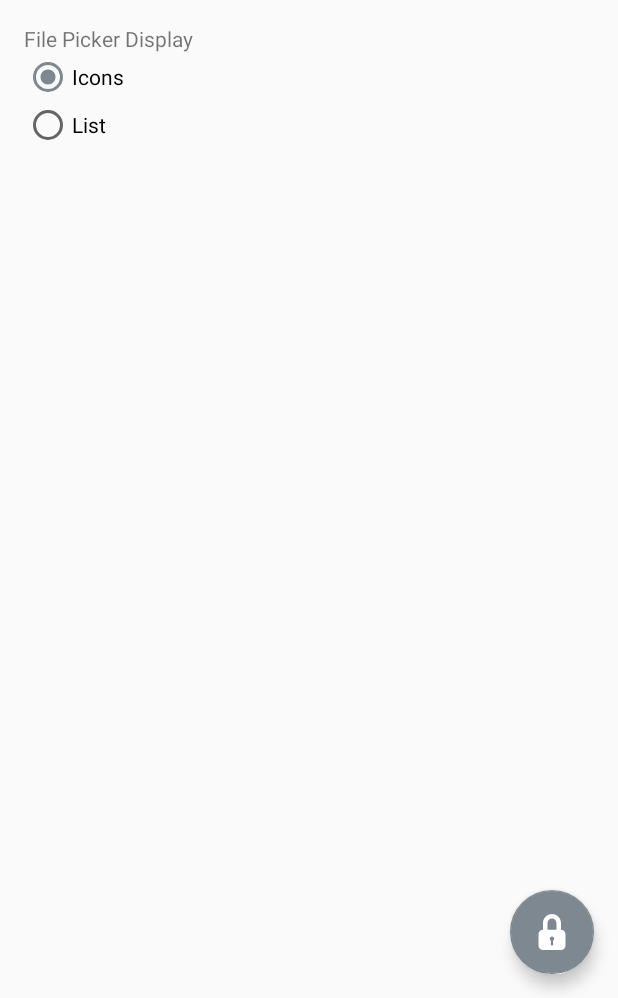
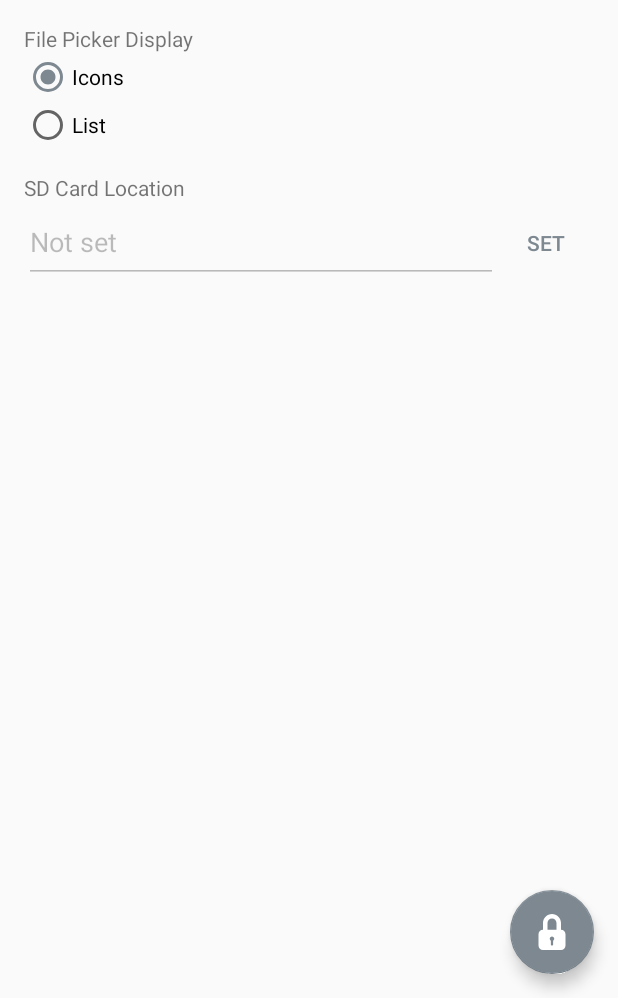
Before and after one commit to ndew623/AndroidCrypt, an Android app: the fragment SettingsFragment placed in its activity, on a phone screen of 412 x 824 dp, the part 238-1236 px from its top. Run offline under Robolectric (Android 15) with nearby library versions, the phone set to English and light mode, and no system bars.

Commit message:
implemented custom file picker sans sdcard support.

```diff
--- a/app/src/main/java/com/dewdrop623/androidcrypt/FilePicker/FileBrowser.java
+++ b/app/src/main/java/com/dewdrop623/androidcrypt/FilePicker/FileBrowser.java
@@ -9,7 +9,7 @@ import android.os.Looper;
 import java.io.File;
 
 /**
- * TODO comment here
+ * FilePicker uses FileBrowser to get the information it needs about the file system.
  */
 
 public class FileBrowser {
@@ -19,6 +19,7 @@ public class FileBrowser {
     private FileObserver fileChangeMonitor;
 
     public static final File parentDirectory = new File("..");
+    //changing root will determine how high up the directory tree filepicker can go
     public static final File root = new File("/");
     public static final File homeDirectory = Environment.getExternalStorageDirectory();
 
--- a/app/src/main/java/com/dewdrop623/androidcrypt/FilePicker/IconFilePicker.java
+++ b/app/src/main/java/com/dewdrop623/androidcrypt/FilePicker/IconFilePicker.java
@@ -26,9 +26,9 @@ public class IconFilePicker extends FilePicker {
     @Nullable
     @Override
     public View onCreateView(LayoutInflater inflater, @Nullable ViewGroup container, @Nullable Bundle savedInstanceState) {
-        View view = inflater.inflate(R.layout.fragment_file_viewer, container, false);
+        View view = inflater.inflate(R.layout.fragment_file_picker, container, false);
         fileListView = (GridView) view.findViewById(R.id.fileGridView);
-        initializeFileViewerWithViewAndFileListAdapterGetViewCallback(view, fileListAdapterGetViewCallback);
+        initializeFilePickerWithViewAndFileListAdapterGetViewCallback(view, fileListAdapterGetViewCallback);
         return view;
     }
 
--- a/app/src/main/java/com/dewdrop623/androidcrypt/FilePicker/ListFilePicker.java
+++ b/app/src/main/java/com/dewdrop623/androidcrypt/FilePicker/ListFilePicker.java
@@ -25,9 +25,9 @@ public class ListFilePicker extends FilePicker {
     @Nullable
     @Override
     public View onCreateView(LayoutInflater inflater, @Nullable ViewGroup container, @Nullable Bundle savedInstanceState) {
-        View view = inflater.inflate(R.layout.fragment_file_viewer, container, false);
+        View view = inflater.inflate(R.layout.fragment_file_picker, container, false);
         fileListView = (ListView) view.findViewById(R.id.fileListView);
-        initializeFileViewerWithViewAndFileListAdapterGetViewCallback(view, fileListAdapterGetViewCallback);
+        initializeFilePickerWithViewAndFileListAdapterGetViewCallback(view, fileListAdapterGetViewCallback);
         return view;
     }
 
--- a/app/src/main/java/com/dewdrop623/androidcrypt/MainActivityFragment.java
+++ b/app/src/main/java/com/dewdrop623/androidcrypt/MainActivityFragment.java
@@ -62,21 +62,20 @@ public class MainActivityFragment extends Fragment implements CryptoThread.Progr
 
     //stores the type of operation to be done
     private boolean operationMode = CryptoThread.OPERATION_TYPE_ENCRYPTION;
-
+    private boolean showPassword = false;
     private File inputFile = null;
     private File outputFile = null;
-    private Bundle stateBundle;
     //see comment on this.onAttach(Context)
     private Context context;
 
     private Button encryptModeButton;
     private Button decryptModeButton;
-    private LinearLayout inputContentURILinearLayout;
+    private LinearLayout inputFilePathLinearLayout;
     private TextView inputFilePathTextView;
-    private View inputContentURIUnderlineView;
-    private LinearLayout outputContentURILinearLayout;
+    private View inputFilePathUnderlineView;
+    private LinearLayout outputFilePathLinearLayout;
     private TextView outputFilePathTextView;
-    private View outputContentURIUnderlineView;
+    private View outputFilePathUnderlineView;
     private FileSelectButton inputFileSelectButton;
     private FileSelectButton outputFileSelectButton;
     private EditText passwordEditText;
@@ -103,12 +102,12 @@ public class MainActivityFragment extends Fragment implements CryptoThread.Progr
 
         encryptModeButton = (Button) view.findViewById(R.id.encryptModeButton);
         decryptModeButton = (Button) view.findViewById(R.id.decryptModeButton);
-        inputContentURILinearLayout = (LinearLayout) view.findViewById(R.id.inputContentURILinearLayout);
-        inputFilePathTextView = (TextView) view.findViewById(R.id.inputContentURITextView);
-        inputContentURIUnderlineView = view.findViewById(R.id.inputContentURIUnderlineView);
-        outputContentURILinearLayout = (LinearLayout) view.findViewById(R.id.outputContentURILinearLayout);
-        outputFilePathTextView = (TextView) view.findViewById(R.id.outputContentURITextView);
-        outputContentURIUnderlineView = view.findViewById(R.id.outputContentURIUnderlineView);
+        inputFilePathLinearLayout = (LinearLayout) view.findViewById(R.id.inputFilePathLinearLayout);
+        inputFilePathTextView = (TextView) view.findViewById(R.id.inputFilePathTextView);
+        inputFilePathUnderlineView = view.findViewById(R.id.inputFilePathUnderlineView);
+        outputFilePathLinearLayout = (LinearLayout) view.findViewById(R.id.outputFilePathLinearLayout);
+        outputFilePathTextView = (TextView) view.findViewById(R.id.outputFilePathTextView);
+        outputFilePathUnderlineView = view.findViewById(R.id.outputFilePathUnderlineView);
         inputFileSelectButton = (FileSelectButton) view.findViewById(R.id.selectInputFileButton);
         outputFileSelectButton = (FileSelectButton) view.findViewById(R.id.selectOutputFileButton);
         passwordEditText = (EditText) view.findViewById(R.id.passwordEditText);
@@ -131,10 +130,7 @@ public class MainActivityFragment extends Fragment implements CryptoThread.Progr
         //Hide the keyboard that automatically pops up.
         getActivity().getWindow().setSoftInputMode(WindowManager.LayoutParams.SOFT_INPUT_STATE_ALWAYS_HIDDEN);
 
-        if (stateBundle == null && savedInstanceState != null) {
-            stateBundle = savedInstanceState;
-        }
-        restoreFromStateBundle(stateBundle);
+        updateUI(savedInstanceState);
 
         CryptoThread.registerForProgressUpdate(PROGRESS_DISPLAYER_ID, this);
 
@@ -152,7 +148,6 @@ public class MainActivityFragment extends Fragment implements CryptoThread.Progr
     @Override
     public void onPause() {
         super.onPause();
-        saveStateAsMemberVariable();
     }
 
     /*
@@ -178,10 +173,10 @@ public class MainActivityFragment extends Fragment implements CryptoThread.Progr
     public boolean onOptionsItemSelected(MenuItem item) {
         switch (item.getItemId()) {
             case R.id.action_about:
-                ((MainActivity) getActivity()).displaySecondaryFragmentScreen(new AboutFragment(), getString(R.string.action_about), null);
+                ((MainActivity) getActivity()).displaySecondaryFragmentScreen(new AboutFragment(), context.getString(R.string.action_about), null);
                 return true;
             case R.id.action_settings:
-                ((MainActivity) getActivity()).displaySecondaryFragmentScreen(new SettingsFragment(), getString(R.string.action_settings), null);
+                ((MainActivity) getActivity()).displaySecondaryFragmentScreen(new SettingsFragment(), context.getString(R.string.action_settings), null);
                 return true;
         }
         return false;
@@ -265,7 +260,7 @@ public class MainActivityFragment extends Fragment implements CryptoThread.Progr
      * TODO rewrite this comment
      */
     public void selectInputFile() {
-        ((MainActivity) getActivity()).pickFile(false);
+        ((MainActivity) getActivity()).pickFile(false, null, null);
     }
 
     /**
@@ -279,33 +274,49 @@ public class MainActivityFragment extends Fragment implements CryptoThread.Progr
      * show that dialog before selecting a file
      */
     public void selectOutputFile() {
-        ((MainActivity) getActivity()).pickFile(true);
+        String defaultOutputDirectory = null;
+        if (inputFile != null) {
+            defaultOutputDirectory = inputFile.getParentFile().getAbsolutePath();
+        }
+        ((MainActivity) getActivity()).pickFile(true, defaultOutputDirectory, getDefaultOutputFileName());
+    }
+
+    public void setFile(File file, boolean isOutput) {
+        if (isOutput) {
+            outputFile = file;
+        } else {
+            inputFile = file;
+        }
+        if (context != null) {
+            updateFileUI(isOutput);
+        }
     }
 
     /*
     * Set the inputFile (isOutput == false) or outputFile (isOutput == true) member variable and change UI of the file select buttons.
     * Pass null to clear the uri value and reset ui.
      */
-    public void setFileAndUpdateUI(File file, boolean isOutput) {
+    private void updateFileUI(boolean isOutput) {
+        File file;
         TextView filePathTextView;
         FileSelectButton fileSelectButton;
-        View contentURIUnderlineView;
-        LinearLayout contentURILinearLayout;
-        String contentURITextPrefix;
+        View filePathUnderlineView;
+        LinearLayout filePathLinearLayout;
+        String filePathTextPrefix;
         if (isOutput) {
-            outputFile = file;
+            file = outputFile;
             filePathTextView = outputFilePathTextView;
             fileSelectButton = outputFileSelectButton;
-            contentURIUnderlineView = outputContentURIUnderlineView;
-            contentURILinearLayout = outputContentURILinearLayout;
-            contentURITextPrefix = getString(R.string.output_file).concat(": ");
+            filePathUnderlineView = outputFilePathUnderlineView;
+            filePathLinearLayout = outputFilePathLinearLayout;
+            filePathTextPrefix = context.getString(R.string.output_file).concat(": ");
         } else {
-            inputFile = file;
+            file = inputFile;
             filePathTextView = inputFilePathTextView;
             fileSelectButton = inputFileSelectButton;
-            contentURIUnderlineView = inputContentURIUnderlineView;
-            contentURILinearLayout = inputContentURILinearLayout;
-            contentURITextPrefix = getString(R.string.input_file).concat(": ");
+            filePathUnderlineView = inputFilePathUnderlineView;
+            filePathLinearLayout = inputFilePathLinearLayout;
+            filePathTextPrefix = context.getString(R.string.input_file).concat(": ");
         }
 
         String filePath = "";
@@ -321,13 +332,12 @@ public class MainActivityFragment extends Fragment implements CryptoThread.Progr
             gravity = Gravity.START | Gravity.CENTER_VERTICAL;
         }
         fileSelectButton.setMinimized(fileSelectButtonMinimize);
-        SpannableString contentURISpannableString = new SpannableString(contentURITextPrefix.concat(filePath));
-        contentURISpannableString.setSpan(new ForegroundColorSpan(Color.GRAY), 0, contentURITextPrefix.length(), 0);
+        SpannableString contentURISpannableString = new SpannableString(filePathTextPrefix.concat(filePath));
+        contentURISpannableString.setSpan(new ForegroundColorSpan(Color.GRAY), 0, filePathTextPrefix.length(), 0);
         filePathTextView.setText(contentURISpannableString);
         filePathTextView.setVisibility(filePathTextViewVisibility);
-        contentURIUnderlineView.setVisibility(filePathUnderlineViewVisibility);
-        contentURILinearLayout.setGravity(gravity);
-        stateBundle = createOutStateBundle(null);
+        filePathUnderlineView.setVisibility(filePathUnderlineViewVisibility);
+        filePathLinearLayout.setGravity(gravity);
     }
 
     /**
@@ -368,6 +378,7 @@ public class MainActivityFragment extends Fragment implements CryptoThread.Progr
     }
 
     private void setShowPassword(boolean showPassword) {
+        this.showPassword = showPassword;
         int inputType;
         if (showPassword) {
             inputType = InputType.TYPE_TEXT_VARIATION_VISIBLE_PASSWORD;
@@ -479,16 +490,6 @@ public class MainActivityFragment extends Fragment implements CryptoThread.Progr
         return password;
     }
 
-    /**
-     *Set a member variable to a Bundle to be used by onCreateView. Sometimes onCreateView is called
-     * but the fragment has not been destroyed and recreated so the member variables' values persist
-     * needed by the main activity.
-     * when a file is picked, the ui is recreated.
-     */
-    public void saveStateAsMemberVariable() {
-        stateBundle = createOutStateBundle(null);
-    }
-
     /*
     * Create a bundle that stores the state of MainActivityFragment and set MainActivityFragment.password
     * If used in onSaveInstanceState: preserve whatever values Android may put in the outState bundle already by passing it in as systemOutStateBundle
@@ -502,7 +503,7 @@ public class MainActivityFragment extends Fragment implements CryptoThread.Progr
         } else {
             outState = systemOutStateBundle;
         }
-        outState.putBoolean(SAVED_INSTANCE_STATE_SHOW_PASSWORD, showPasswordCheckbox.isChecked());
+        outState.putBoolean(SAVED_INSTANCE_STATE_SHOW_PASSWORD, showPassword);
         outState.putBoolean(SAVED_INSTANCE_STATE_OPERATION_MODE, operationMode);
         if (inputFile != null) {
             outState.putString(SAVED_INSTANCE_STATE_INPUT_FILE, inputFile.getAbsolutePath());
@@ -510,37 +511,42 @@ public class MainActivityFragment extends Fragment implements CryptoThread.Progr
         if (outputFile != null) {
             outState.putString(SAVED_INSTANCE_STATE_OUTPUT_FILE, outputFile.getAbsolutePath());
         }
+
+        /**
+         * may not be able to get password from view if screen was rotated while viewing another fragment.
+         */
+        if (passwordEditText != null) {
             MainActivityFragment.password = passwordEditText.getText().toString().toCharArray();
+        }
         return outState;
     }
 
     /*
-    * Given a bundle from createOutStateBundle, restore the state of the fragment.
-    * Retrieves and clears the password from the char[] MainActivityFragment.password
+    * Update the UI to match the member variables and/or savedInstanceState
     * */
-    private void restoreFromStateBundle(Bundle stateBundle) {
-        if (stateBundle == null) {
-            setShowPassword(false);
-            enableEncryptionMode();
-        } else {
-            setShowPassword(stateBundle.getBoolean(SAVED_INSTANCE_STATE_SHOW_PASSWORD, false));
-            if (stateBundle.getBoolean(SAVED_INSTANCE_STATE_OPERATION_MODE, CryptoThread.OPERATION_TYPE_ENCRYPTION) == CryptoThread.OPERATION_TYPE_ENCRYPTION) {
+    private void updateUI(Bundle savedInstanceState) {
+        if (savedInstanceState == null) {
+            savedInstanceState = new Bundle();
+        }
+        setShowPassword(savedInstanceState.getBoolean(SAVED_INSTANCE_STATE_SHOW_PASSWORD, showPassword));
+        if (savedInstanceState.getBoolean(SAVED_INSTANCE_STATE_OPERATION_MODE, operationMode) == CryptoThread.OPERATION_TYPE_ENCRYPTION) {
             enableEncryptionMode();
         } else {
             enableDecryptionMode();
         }
-            String inputFileString = stateBundle.getString(SAVED_INSTANCE_STATE_INPUT_FILE, null);
-            String outputFileString = stateBundle.getString(SAVED_INSTANCE_STATE_OUTPUT_FILE, null);
+        String inputFileString = savedInstanceState.getString(SAVED_INSTANCE_STATE_INPUT_FILE, null);
+        String outputFileString = savedInstanceState.getString(SAVED_INSTANCE_STATE_OUTPUT_FILE, null);
         if (inputFileString != null) {
-                setFileAndUpdateUI(new File(inputFileString), false);
+            setFile(new File(inputFileString), false);
         }
+        updateFileUI(false);
         if (outputFileString != null) {
-                setFileAndUpdateUI(new File(outputFileString), true);
+            setFile(new File(outputFileString), true);
         }
+        updateFileUI(true);
         String password = getAndClearPassword();
         if (password != null) {
             passwordEditText.setText(password);
         }
     }
 }
-}
--- a/app/src/main/java/com/dewdrop623/androidcrypt/SettingsFragment.java
+++ b/app/src/main/java/com/dewdrop623/androidcrypt/SettingsFragment.java
@@ -6,12 +6,16 @@ import android.support.v4.app.Fragment;
 import android.view.LayoutInflater;
 import android.view.View;
 import android.view.ViewGroup;
+import android.widget.Button;
+import android.widget.EditText;
 import android.widget.RadioGroup;
 
 /**
  * Settings Fragment contains the settings page UI.
  */
 public class SettingsFragment extends Fragment {
+
+    private EditText sdCardRootEditText;
 
     @Override
     public void onCreate(@Nullable Bundle savedInstanceState) {
@@ -40,6 +44,18 @@ public class SettingsFragment extends Fragment {
             filePickerDisplayRadioGroup.check(R.id.listDisplayRadioButton);
         }
         filePickerDisplayRadioGroup.setOnCheckedChangeListener(filePickerDisplayRadioGroupOnCheckedChangedListener);
+
+        sdCardRootEditText = (EditText) view.findViewById(R.id.sdCardRootEditText);
+        Button sdCardRootEditButton = (Button) view.findViewById(R.id.sdCardRootEditButton);
+        sdCardRootEditButton.setOnClickListener(sdCardRootEditButtonOnClickListener);
+
+        String sdCardRoot = SettingsHelper.getSdcardRoot(getContext());
+        if (sdCardRoot != null) {
+            sdCardRootEditText.setText(sdCardRoot);
+        } else {
+            sdCardRootEditText.setText(R.string.not_set);
+            sdCardRootEditButton.setText(R.string.set);
+        }
 
         return view;
     }
@@ -71,4 +87,11 @@ public class SettingsFragment extends Fragment {
             }
         }
     };
+
+    private View.OnClickListener sdCardRootEditButtonOnClickListener = new View.OnClickListener() {
+        @Override
+        public void onClick(View v) {
+            //TODO something
+        }
+    };
 }
--- a/app/src/main/java/com/dewdrop623/androidcrypt/SettingsHelper.java
+++ b/app/src/main/java/com/dewdrop623/androidcrypt/SettingsHelper.java
@@ -16,7 +16,8 @@ public final class SettingsHelper {
     private static final String SHARED_PREFERENCES_FILE = "com.dewdrop623.androidcrypt.SettingsHelper.SHARED_PREFERENCES_FILE";
     private static final String AESCRYPT_VERSION_PREF = "com.dewdrop623.androidcrypt.SettingsHelper.AESCRYPT_VERSION_PREF";
     private static final String SHOW_INTERNAL_STORAGE_HELP = "com.dewdrop623.androidcrypt.SettingsHelper.SHOW_INTERNAL_STORAGE_HELP";
-    private static final String SHARED_PREFERENCES_FILE_VIEWER_TYPE = "com.dewdrop623.androidcrypt.FileBrowsing.ui.SettingsHelper.SHARED_PREFERENCES_FILE_VIEWER_TYPE ";
+    private static final String FILE_VIEWER_TYPE = "com.dewdrop623.androidcrypt.FileBrowsing.ui.SettingsHelper.FILE_VIEWER_TYPE";
+    private static final String SDCARD_ROOT = "com.dewdrop623.androidcrypt.FileBrowsing.ui.SettingsHelper.SDCARD_ROOT";
 
     public static final int AESCRYPT_DEFAULT_VERSION = CryptoThread.VERSION_2;
 
@@ -41,6 +42,10 @@ public final class SettingsHelper {
         getSharedPreferencesFile(context).edit().putBoolean(key, value).apply();
     }
 
+    private static void sharedPreferencesPutString(Context context, String key, String value) {
+        getSharedPreferencesFile(context).edit().putString(key, value).apply();
+    }
+
     /***********************************
      * Set settings
      */
@@ -58,7 +63,11 @@ public final class SettingsHelper {
 
     //set the type of file viewer using this class's integer global constants for file viewer types
     public static void setFilePickerType(Context context, int fileViewerType) {
-        sharedPreferencesPutInt(context, SHARED_PREFERENCES_FILE_VIEWER_TYPE, fileViewerType);
+        sharedPreferencesPutInt(context, FILE_VIEWER_TYPE, fileViewerType);
+    }
+
+    public static void setSdcardRoot(Context context, String sdCardRoot) {
+        sharedPreferencesPutString(context, SDCARD_ROOT, sdCardRoot);
     }
 
     /***********************************
@@ -75,6 +84,13 @@ public final class SettingsHelper {
 
     //get the integer representing the file view type (as defined by this class's global constants)
     public static int getFilePickerType(Context context) {
-        return getSharedPreferencesFile(context).getInt(SHARED_PREFERENCES_FILE_VIEWER_TYPE, FILE_DEFAULT_VIEWER);
+        return getSharedPreferencesFile(context).getInt(FILE_VIEWER_TYPE, FILE_DEFAULT_VIEWER);
+    }
+
+    /**
+     * Get the root directory of external storage. Returns null if not set.
+     */
+    public static String getSdcardRoot(Context context) {
+        return getSharedPreferencesFile(context).getString(SDCARD_ROOT, null);
     }
 }
--- /dev/null
+++ b/app/src/main/res/drawable/ic_sdcard.xml
@@ -0,0 +1,4 @@
+<vector android:height="24dp" android:viewportHeight="512.0"
+    android:viewportWidth="512.0" android:width="24dp" xmlns:android="http://schemas.android.com/apk/res/android">
+    <path android:fillColor="#FFFFFF" android:pathData="M448,176c8.8,0 16,-7.2 16,-16V48c0,-26.5 -21.5,-48 -48,-48H160c-4.3,-0 -8.3,1.6 -11.4,4.6l-96,96c-3,3 -4.7,7.1 -4.6,11.4v352c0,26.5 21.5,48 48,48h320c26.5,0 48,-21.5 48,-48V224c0,-8.8 -7.2,-16 -16,-16h-32v-32H448zM400,240h32v224c0,8.8 -7.2,16 -16,16H96c-8.8,0 -16,-7.2 -16,-16V118.6l80,-80V112h32V32h32v80h32V32h32v80h32V32h32v80h32V32h32c8.8,0 16,7.2 16,16v96h-32c-8.8,0 -16,7.2 -16,16v64C384,232.8 391.2,240 400,240z"/>
+</vector>
--- a/app/src/main/res/layout/fragment_settings.xml
+++ b/app/src/main/res/layout/fragment_settings.xml
@@ -1,8 +1,8 @@
 <?xml version="1.0" encoding="utf-8"?>
-<ScrollView
-    xmlns:android="http://schemas.android.com/apk/res/android"
+<ScrollView xmlns:android="http://schemas.android.com/apk/res/android"
     android:layout_width="match_parent"
     android:layout_height="match_parent">
+
     <LinearLayout
         android:layout_width="match_parent"
         android:layout_height="wrap_content"
@@ -12,15 +12,15 @@
         <TextView
             android:layout_width="wrap_content"
             android:layout_height="wrap_content"
-        android:text="@string/aescrypt_version"/>
+            android:text="@string/aescrypt_version" />
 
         <RadioGroup
             android:id="@+id/aescryptVersionRadioGroup"
             android:layout_width="wrap_content"
             android:layout_height="wrap_content"
             android:layout_gravity="start"
-        android:orientation="vertical"
-        android:layout_marginBottom="16dp">
+            android:layout_marginBottom="16dp"
+            android:orientation="vertical">
 
             <RadioButton
                 android:id="@+id/version1RadioButton"
@@ -46,6 +46,7 @@
             android:layout_width="wrap_content"
             android:layout_height="wrap_content"
             android:layout_gravity="start"
+            android:layout_marginBottom="16dp"
             android:orientation="vertical">
 
             <RadioButton
@@ -62,5 +63,29 @@
                 android:text="@string/list" />
         </RadioGroup>
 
+        <TextView
+            android:layout_width="match_parent"
+            android:layout_height="wrap_content"
+            android:text="@string/sdcard_location" />
+
+        <LinearLayout
+            android:layout_width="match_parent"
+            android:layout_height="wrap_content"
+            android:orientation="horizontal">
+
+            <EditText
+                android:id="@+id/sdCardRootEditText"
+                android:layout_width="0dp"
+                android:layout_height="match_parent"
+                android:layout_weight="1"
+                android:enabled="false"/>
+            <Button
+                android:id="@+id/sdCardRootEditButton"
+                android:text="@string/edit"
+                style="@style/DialogButton"
+                android:layout_width="wrap_content"
+                android:layout_height="wrap_content" />
+        </LinearLayout>
+
     </LinearLayout>
 </ScrollView>
--- a/app/src/main/res/values/strings.xml
+++ b/app/src/main/res/values/strings.xml
@@ -97,4 +97,15 @@
     <string name="file_icon_creator_name">Madebyoliver</string>
     <string name="choose_input_file">Choose input file</string>
     <string name="choose_output_file">Choose output file</string>
+    <string name="file_is_a_directory">File is a directory</string>
+    <string name="filename_cannot_be_empty">Filename cannot be empty</string>
+    <string name="filename">Filename</string>
+    <string name="sdcard_location">SD Card Location</string>
+    <string name="edit">Edit</string>
+    <string name="not_set">Not set</string>
+    <string name="set">set</string>
+    <string name="sdcard_icon_creator_link">https://www.flaticon.com/authors/smartline</string>
+    <string name="sdcard_icon_creator_name">Smartline</string>
+    <string name="sdcard">SD Card</string>
+    <string name="how_to_locate_sdcard">To grant SD Card access to AndroidCrypt, select the root directory of your SD Card on the following screen.</string>
 </resources>
```
Also changed, not shown: app/src/main/java/com/dewdrop623/androidcrypt/CryptoThread.java (+5 -2 lines), app/src/main/java/com/dewdrop623/androidcrypt/FilePicker/FilePicker.java (+77 -10 lines), app/src/main/java/com/dewdrop623/androidcrypt/MainActivity.java (+14 -4 lines), app/src/main/java/com/dewdrop623/androidcrypt/StorageAccessFrameworkHelper.java (+26 -81 lines), app/src/main/res/layout/dialogfragment_missing_files.xml (deleted, +0 -51 lines), app/src/main/res/layout/fragment_about.xml (+11 -0 lines), app/src/main/res/layout/fragment_file_picker.xml (renamed from app/src/main/res/layout/fragment_file_viewer.xml, +28 -6 lines), app/src/main/res/layout/fragment_main.xml (+10 -10 lines), app/src/main/res/menu/file_viewer_menu.xml (+12 -6 lines), app/src/main/res/values/styles.xml (+2 -12 lines), 2 other files. Lines whose indentation alone changed are shown as unchanged.
